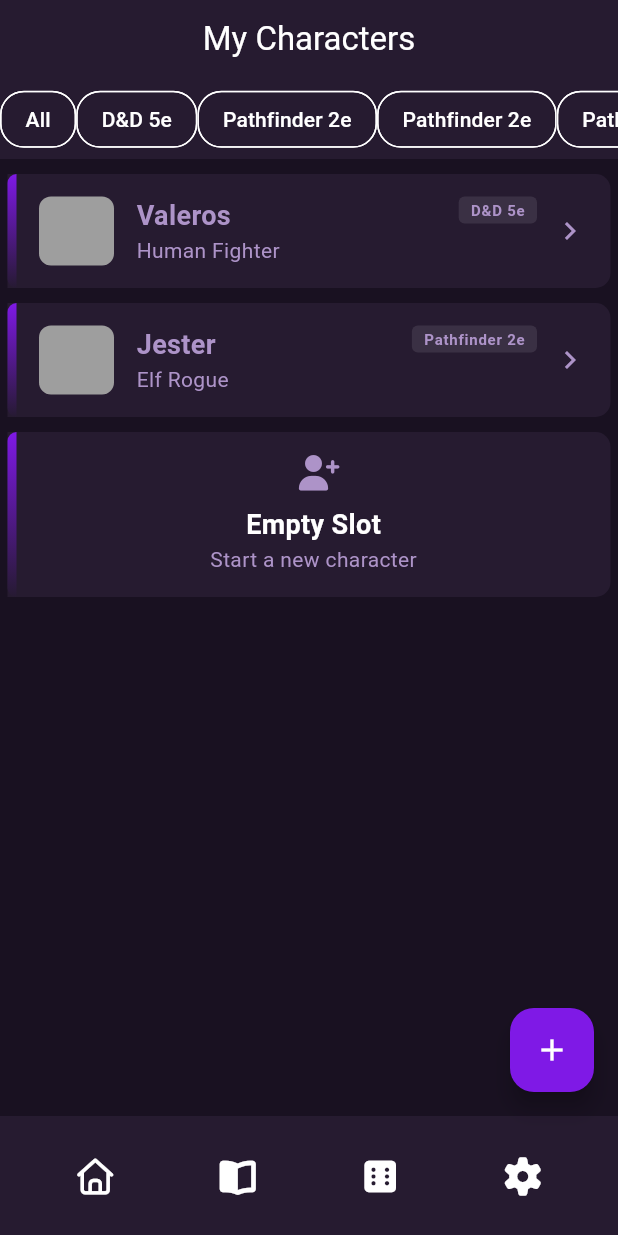
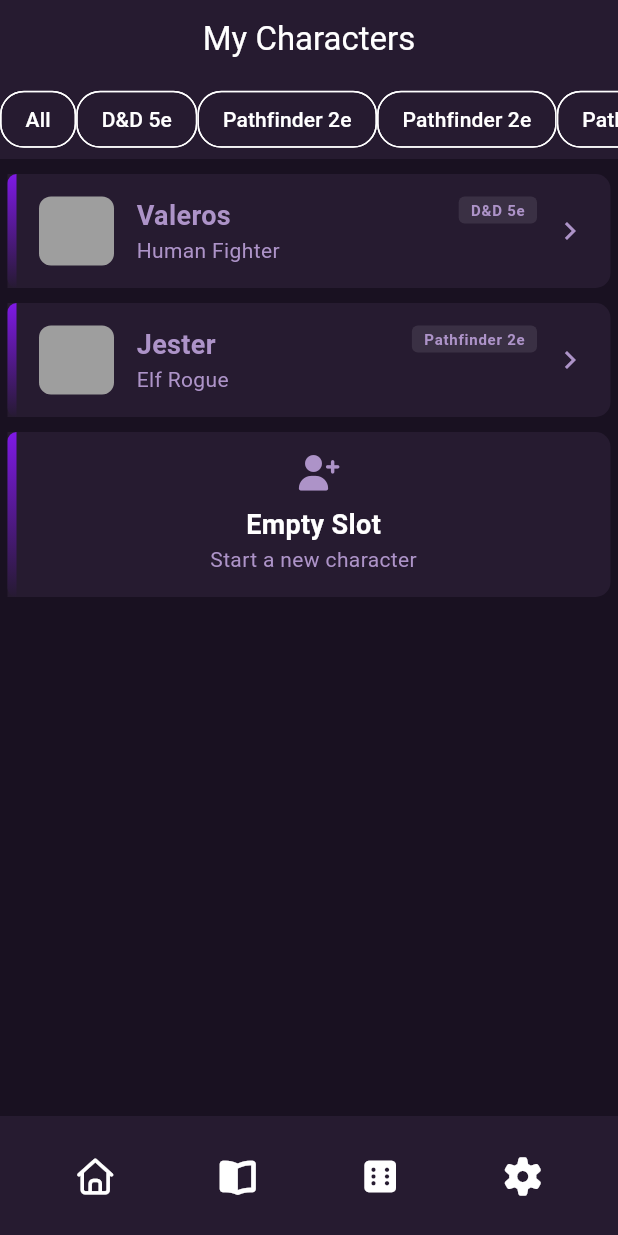
Before and after one commit to FJReyna/ttrpgcharacters, a Flutter app: the screen it shows after launch, on a phone screen of 412 x 824 dp. Run offline on Flutter 3.47's test engine with Material 3 defaults, Android fonts, the phone set to English and light mode, and no system bars; our stand-ins replace flutter_bloc, font_awesome_flutter, get_it, go_router.

Commit message:
Added FAB visibility based on list view content and emptyslot button visibility

```diff
--- a/lib/features/character/presentation/pages/characters_pages.dart
+++ b/lib/features/character/presentation/pages/characters_pages.dart
@@ -10,14 +10,50 @@ import 'package:ttrpgcharacter/features/character/presentation/bloc/character_st
 import 'package:ttrpgcharacter/features/character/presentation/widgets/character_card_preview.dart';
 import 'package:ttrpgcharacter/features/character/presentation/widgets/character_empty_slot.dart';
 
-class CharactersPages extends StatelessWidget {
+class CharactersPages extends StatefulWidget {
   const CharactersPages({super.key});
+
+  @override
+  State<CharactersPages> createState() => _CharactersPagesState();
+}
+
+class _CharactersPagesState extends State<CharactersPages> {
+  final ScrollController _scrollController = ScrollController();
+  bool _isFABVisible = false;
+
+  @override
+  void initState() {
+    super.initState();
+    _scrollController.addListener(_updateShowFAB);
+  }
+
+  @override
+  void dispose() {
+    _scrollController.dispose();
+    super.dispose();
+  }
+
+  void _updateShowFAB() {
+    if (!_scrollController.hasClients) return;
+    final double extentAfter = _scrollController.position.extentAfter;
+    final bool shouldShow = extentAfter != 0.0;
+    if (_isFABVisible != shouldShow) {
+      setState(() {
+        _isFABVisible = shouldShow;
+      });
+    }
+  }
 
   @override
   Widget build(BuildContext context) {
     return BlocProvider(
       create: (context) => getIt<CharacterBloc>()..add(GetCharactersEvent()),
-      child: Scaffold(
+      child: BlocBuilder<CharacterBloc, CharacterState>(
+        builder: (context, state) {
+          WidgetsBinding.instance.addPostFrameCallback((_) {
+            _updateShowFAB();
+          });
+          return Scaffold(
             appBar: AppBar(
               title: Text(context.translate.charactersAppbarTitle),
               centerTitle: true,
@@ -86,46 +122,15 @@ class CharactersPages extends StatelessWidget {
                   vertical: 10.0,
                   horizontal: 5.0,
                 ),
-            child: BlocBuilder<CharacterBloc, CharacterState>(
-              builder: (context, state) {
-                if (state.status == CharacterStatus.loading) {
-                  return const CircularProgressIndicator();
-                } else if (state.status == CharacterStatus.success) {
-                  if (state.characters.isEmpty) {
-                    return Text(context.translate.charactersEmptyState);
-                  }
-                  return ListView.separated(
-                    separatorBuilder: (context, index) =>
-                        const SizedBox(height: 10),
-                    itemCount: state.characters.length,
-                    itemBuilder: (context, index) {
-                      final character = state.characters[index];
-
-                      if (index >= state.characters.length - 1) {
-                        return Column(
-                          children: [
-                            CharacterCardPreview(character: character),
-                            SizedBox(height: 10),
-                            const CharacterEmptySlot(),
-                          ],
-                        );
-                      }
-                      return CharacterCardPreview(character: character);
-                    },
-                  );
-                } else if (state.status == CharacterStatus.error) {
-                  return Text(context.translate.charactersFailedState);
-                } else {
-                  return const SizedBox.shrink();
-                }
-              },
+                child: _buildBodyContent(context, state),
               ),
             ),
-        ),
-        floatingActionButton: FloatingActionButton(
+            floatingActionButton: _isFABVisible
+                ? FloatingActionButton(
                     onPressed: () {},
                     child: const Icon(Icons.add, color: AppColors.surfaceLight),
-        ),
+                  )
+                : null,
             bottomNavigationBar: BottomAppBar(
               shape: const CircularNotchedRectangle(),
               notchMargin: 6.0,
@@ -154,7 +159,37 @@ class CharactersPages extends StatelessWidget {
                 ),
               ),
             ),
+          );
+        },
       ),
     );
   }
+
+  Widget _buildBodyContent(BuildContext context, CharacterState state) {
+    if (state.status == CharacterStatus.loading) {
+      return const CircularProgressIndicator();
+    } else if (state.status == CharacterStatus.success) {
+      final itemCount = state.characters.length + 1;
+      if (state.characters.isEmpty) {
+        return const CharacterEmptySlot();
       }
+      return ListView.separated(
+        controller: _scrollController,
+        separatorBuilder: (context, index) => const SizedBox(height: 10),
+        itemCount: itemCount,
+        itemBuilder: (context, index) {
+          if (index < state.characters.length) {
+            final character = state.characters[index];
+            return CharacterCardPreview(character: character);
+          } else {
+            return CharacterEmptySlot();
+          }
+        },
+      );
+    } else if (state.status == CharacterStatus.error) {
+      return Text(context.translate.charactersFailedState);
+    } else {
+      return const SizedBox.shrink();
+    }
+  }
+}
```
Also changed, not shown: lib/features/character/data/sourcesource/local/character_local_datasource.dart (+63 -0 lines). Lines whose indentation alone changed are shown as unchanged.
